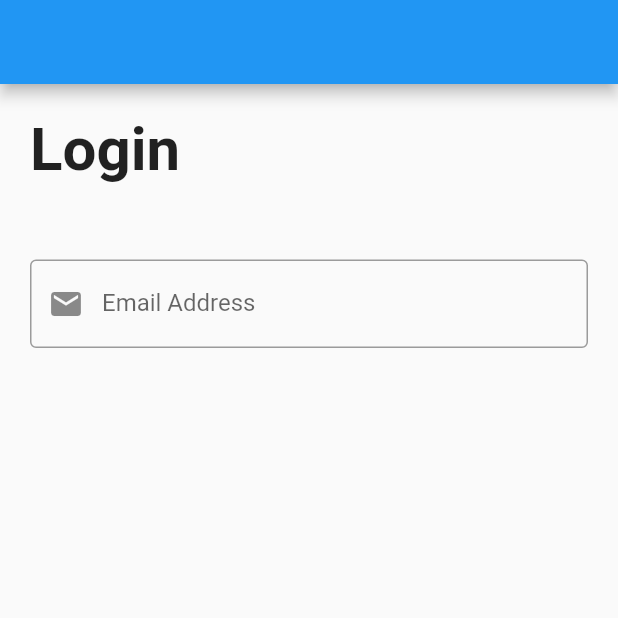
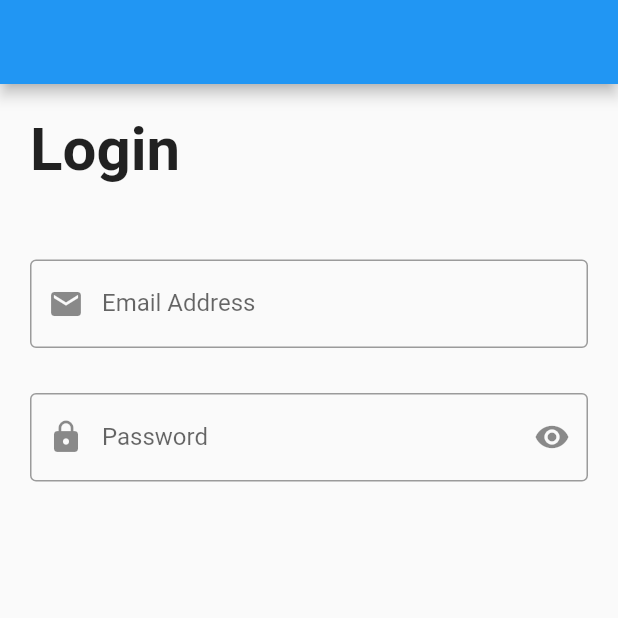
Before and after one commit to asmaahassnasr/udemy-flutter-course-abdullah-mansour, a Flutter app: the screen it shows after launch, on a phone screen of 412 x 824 dp, the top half of it. Run offline on Flutter 3.47's test engine with Material 2 defaults, Android fonts, the phone set to English and light mode, and no system bars.

Commit message:
Passowr Text Field Input

```diff
--- a/lib/login_screen.dart
+++ b/lib/login_screen.dart
@@ -46,6 +46,29 @@ class LoginScreen extends StatelessWidget {
                 border: OutlineInputBorder(),
               ),
             ),
+            SizedBox(
+              height: 30.0,
+            ),
+            TextFormField(
+              //Making keyboard just for password
+              keyboardType: TextInputType.visiblePassword,
+              obscureText: true,
+              decoration: InputDecoration(
+                //PlsceHolder
+                //hintText: 'Email Address',
+                labelText: 'Password',
+                // password Icon
+                prefixIcon: Icon(
+                  Icons.lock,
+                ),
+                suffixIcon: Icon(
+                  Icons.remove_red_eye,
+                ),
+                //To disappear Border
+                // border: InputBorder.none,
+                border: OutlineInputBorder(),
+              ),
+            ),
           ],
         ),
       ),
```
